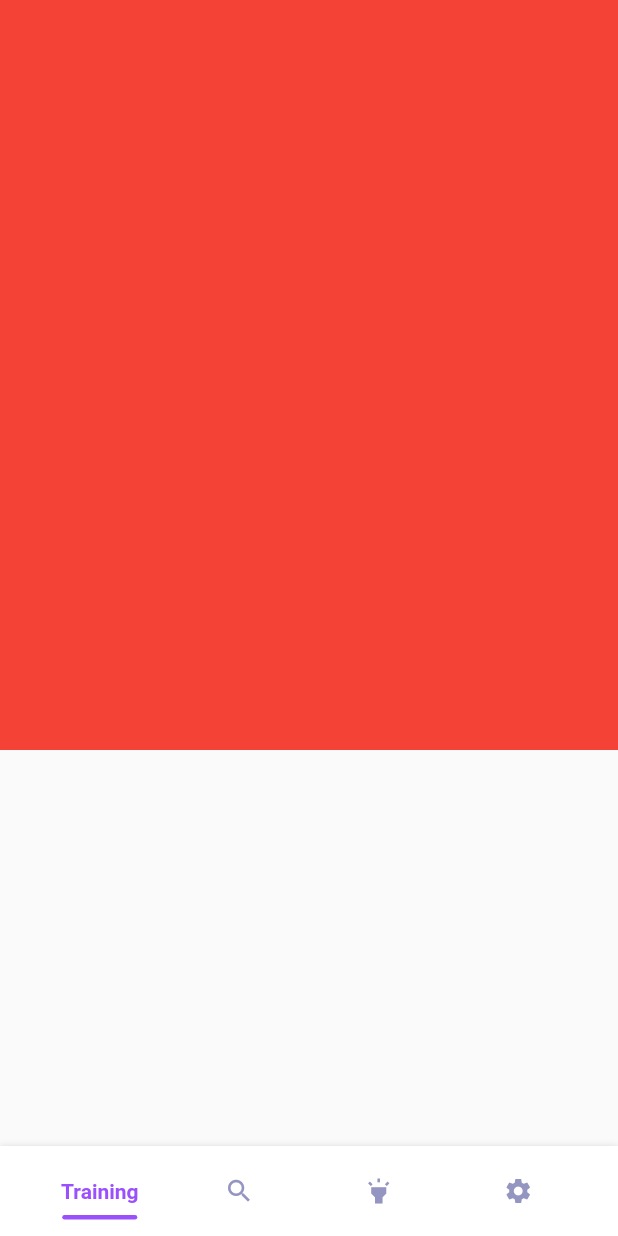
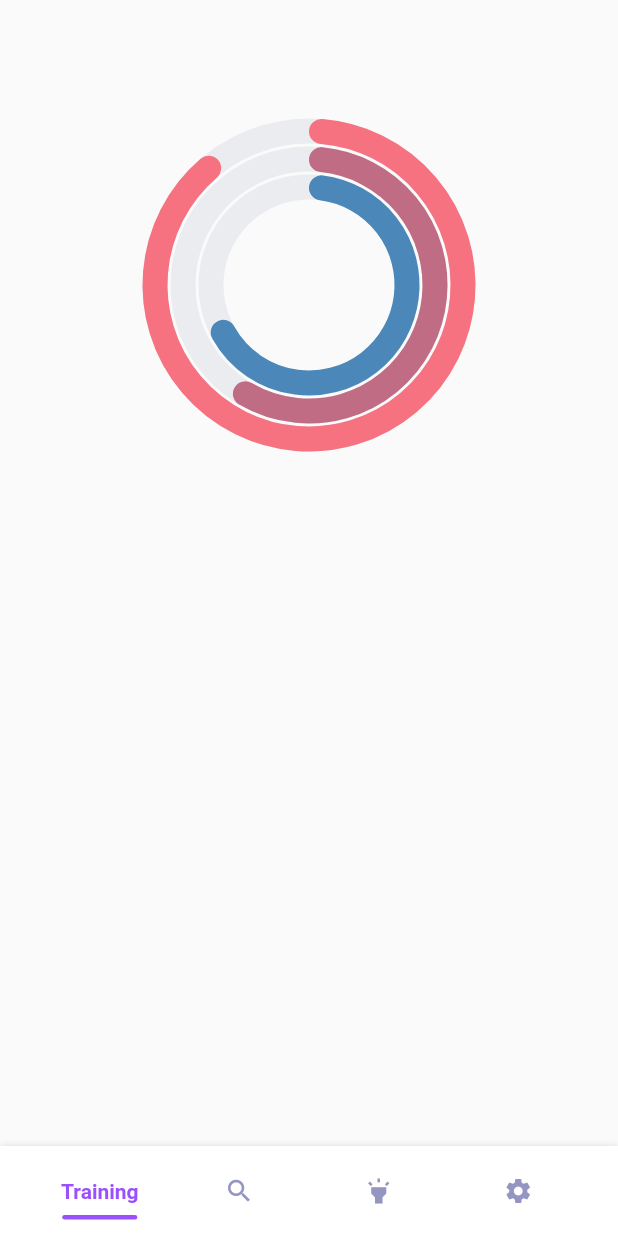
Before and after one commit to visionxStudio/flutter-fitness-app, a Flutter app: the screen it shows after launch, on a phone screen of 412 x 824 dp. Run offline on Flutter 3.47's test engine with Material 2 defaults, Android fonts, the phone set to English and light mode, and no system bars; our stand-ins replace syncfusion_flutter_charts; missing offline and left inert: statusbarz.

Commit message:
dummy radial charts

```diff
--- a/lib/root.dart
+++ b/lib/root.dart
@@ -1,5 +1,6 @@
 import 'package:animations/animations.dart';
 import 'package:fitnessapp/ui/components/navigation_bar.dart';
+import 'package:fitnessapp/views/homescreen/homescreen.dart';
 import 'package:flutter/material.dart';
 
 class Root extends StatefulWidget {
@@ -44,11 +45,7 @@ class _RootState extends State<Root> {
   }
 
   final List<Widget> screens = [
-    Container(
-      height: 500,
-      width: double.infinity,
-      decoration: const BoxDecoration(color: Colors.red),
-    ),
+    const Homescreen(),
     Container(
       height: 500,
       width: double.infinity,
--- /dev/null
+++ b/lib/ui/charts/circular_home_charts.dart
@@ -0,0 +1,62 @@
+import 'package:flutter/material.dart';
+import 'package:syncfusion_flutter_charts/charts.dart';
+import 'dart:ui' as ui;
+
+class CircularHomeChart extends StatefulWidget {
+  const CircularHomeChart({Key? key}) : super(key: key);
+
+  @override
+  _CircularHomeChartState createState() => _CircularHomeChartState();
+}
+
+class _CircularHomeChartState extends State<CircularHomeChart> {
+  late List<UserGymData> _chartData;
+  late TooltipBehavior _tooltipBehavior;
+  @override
+  void initState() {
+    super.initState();
+
+    _chartData = getChartData();
+    _tooltipBehavior = TooltipBehavior(
+      enable: true,
+    );
+  }
+
+  @override
+  Widget build(BuildContext context) {
+    return Center(
+      child: SfCircularChart(
+        legend: Legend(isVisible: false),
+        tooltipBehavior: _tooltipBehavior,
+        series: <CircularSeries>[
+          RadialBarSeries<UserGymData, String>(
+            cornerStyle: CornerStyle.bothCurve,
+            gap: '2',
+            animationDuration: 3000,
+            dataSource: _chartData,
+            xValueMapper: (UserGymData data, _) => data.x,
+            yValueMapper: (UserGymData data, _) => data.y,
+            dataLabelSettings: const DataLabelSettings(isVisible: false),
+            enableTooltip: true,
+            maximumValue: 1000,
+          )
+        ],
+      ),
+    );
+  }
+
+  List<UserGymData> getChartData() {
+    final List<UserGymData> userData = [
+      UserGymData("a", 690),
+      UserGymData("c", 600),
+      UserGymData("b", 900),
+    ];
+    return userData;
+  }
+}
+
+class UserGymData {
+  String x;
+  int y;
+  UserGymData(this.x, this.y);
+}
--- a/lib/views/homescreen/homescreen.dart
+++ b/lib/views/homescreen/homescreen.dart
@@ -1,3 +1,4 @@
+import 'package:fitnessapp/ui/charts/circular_home_charts.dart';
 import 'package:flutter/material.dart';
 
 class Homescreen extends StatelessWidget {
@@ -5,6 +6,13 @@ class Homescreen extends StatelessWidget {
 
   @override
   Widget build(BuildContext context) {
-    return Container();
+    return Column(
+      children: const [
+        SizedBox(
+          height: 40.0,
+        ),
+        CircularHomeChart()
+      ],
+    );
   }
 }
--- a/pubspec.yaml
+++ b/pubspec.yaml
@@ -38,6 +38,7 @@ dependencies:
   shared_preferences: ^2.0.8
   statusbarz: ^1.0.2
   syncfusion_flutter_sliders: ^19.3.46
+  syncfusion_flutter_charts: ^19.3.46
 
   # animations
   animations: ^2.0.2
```
Also changed, not shown: pubspec.lock.
